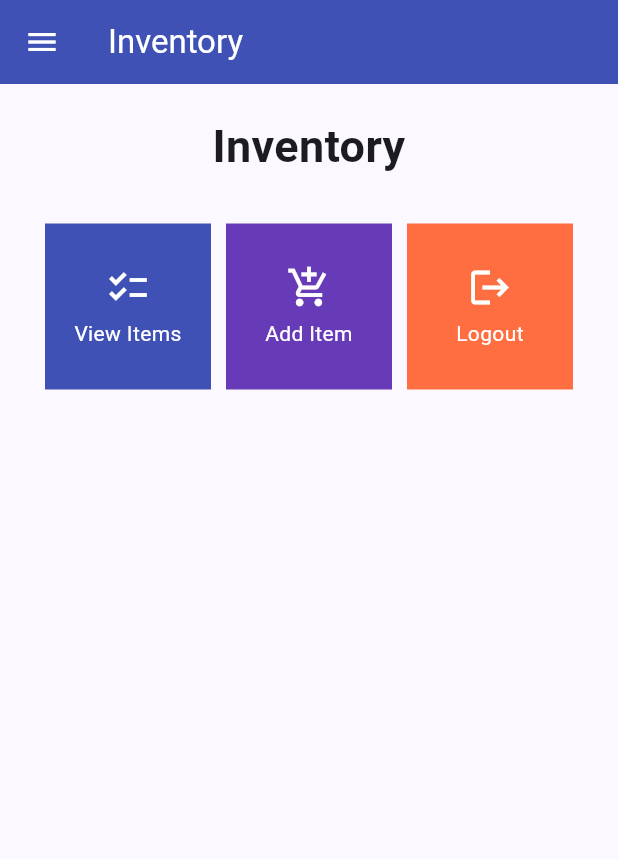
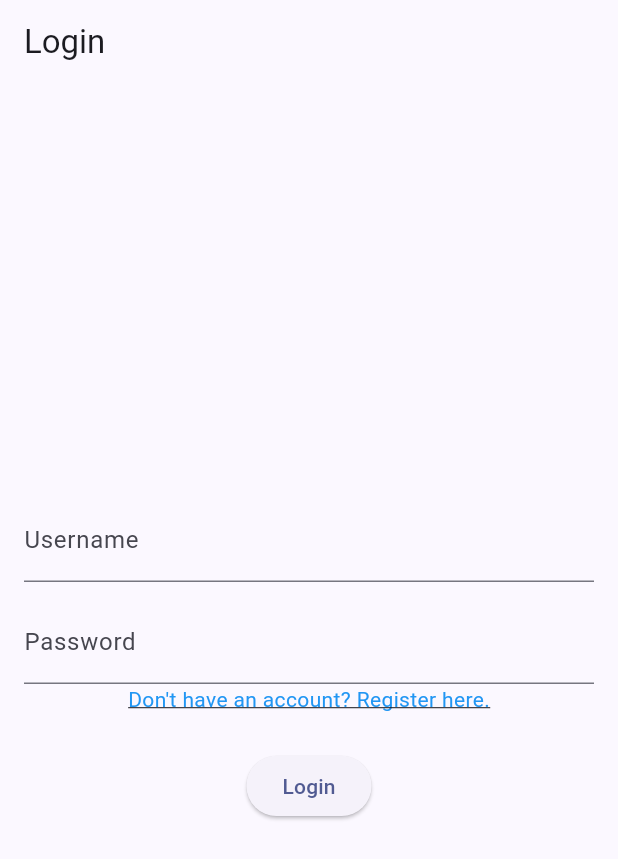
Before and after one commit to HezBoomin/inventory-mobile, a Flutter app: the screen it shows after launch, on a phone screen of 412 x 824 dp. Shown: the top 859 px of the screen. Run offline on Flutter 3.47's test engine with Material 2 defaults, Android fonts, the phone set to English and light mode, and no system bars; missing offline and left inert: pbp_django_auth.

Commit message:
Completed Assignment 9

```diff
--- a/lib/main.dart
+++ b/lib/main.dart
@@ -1,41 +1,29 @@
 import 'package:flutter/material.dart';
-import 'package:inventory/screens/menu.dart';
+import 'package:inventory/screens/login.dart';
+import 'package:pbp_django_auth/pbp_django_auth.dart';
+import 'package:provider/provider.dart';
 
 void main() {
   runApp(const MyApp());
 }
 
 class MyApp extends StatelessWidget {
-  const MyApp({super.key});
+  const MyApp({Key? key}) : super(key: key);
 
-  // This widget is the root of your application.
   @override
   Widget build(BuildContext context) {
-    return MaterialApp(
-      title: 'Flutter Demo',
-      theme: ThemeData(
-        // This is the theme of your application.
-        //
-        // TRY THIS: Try running your application with "flutter run". You'll see
-        // the application has a blue toolbar. Then, without quitting the app,
-        // try changing the seedColor in the colorScheme below to Colors.green
-        // and then invoke "hot reload" (save your changes or press the "hot
-        // reload" button in a Flutter-supported IDE, or press "r" if you used
-        // the command line to start the app).
-        //
-        // Notice that the counter didn't reset back to zero; the application
-        // state is not lost during the reload. To reset the state, use hot
-        // restart instead.
-        //
-        // This works for code too, not just values: Most code changes can be
-        // tested with just a hot reload.
-        appBarTheme: const AppBarTheme(
-          color: Colors.indigo,
-        ),
-        colorScheme: ColorScheme.fromSeed(seedColor: Colors.indigo),
-        useMaterial3: true,
-      ),
-      home: MyHomePage(),
+    return Provider(
+      create: (_) {
+        CookieRequest request = CookieRequest();
+        return request;
+      },
+      child: MaterialApp(
+          title: 'Flutter App',
+          theme: ThemeData(
+            colorScheme: ColorScheme.fromSeed(seedColor: Colors.indigo),
+            useMaterial3: true,
+          ),
+          home: LoginPage()),
     );
   }
 }
--- /dev/null
+++ b/lib/screens/login.dart
@@ -0,0 +1,129 @@
+import 'package:inventory/screens/menu.dart';
+import 'package:flutter/material.dart';
+import 'package:inventory/screens/register.dart';
+import 'package:pbp_django_auth/pbp_django_auth.dart';
+import 'package:provider/provider.dart';
+
+void main() {
+  runApp(const LoginApp());
+}
+
+class LoginApp extends StatelessWidget {
+  const LoginApp({super.key});
+
+  @override
+  Widget build(BuildContext context) {
+    return MaterialApp(
+      title: 'Login',
+      theme: ThemeData(
+        primarySwatch: Colors.blue,
+      ),
+      home: const LoginPage(),
+    );
+  }
+}
+
+class LoginPage extends StatefulWidget {
+  const LoginPage({super.key});
+
+  @override
+  _LoginPageState createState() => _LoginPageState();
+}
+
+class _LoginPageState extends State<LoginPage> {
+  final TextEditingController _usernameController = TextEditingController();
+  final TextEditingController _passwordController = TextEditingController();
+
+  @override
+  Widget build(BuildContext context) {
+    final request = context.watch<CookieRequest>();
+    return Scaffold(
+      appBar: AppBar(
+        title: const Text('Login'),
+      ),
+      body: Container(
+        padding: const EdgeInsets.all(16.0),
+        child: Column(
+          mainAxisAlignment: MainAxisAlignment.center,
+          children: [
+            TextField(
+              controller: _usernameController,
+              decoration: const InputDecoration(
+                labelText: 'Username',
+              ),
+            ),
+            const SizedBox(height: 12.0),
+            TextField(
+              controller: _passwordController,
+              decoration: const InputDecoration(
+                labelText: 'Password',
+              ),
+              obscureText: true,
+            ),
+            GestureDetector(
+              onTap: () {
+                Navigator.push(
+                  context,
+                  MaterialPageRoute(builder: (context) => RegisterPage()),
+                );
+              },
+              child: const Text(
+                "Don't have an account? Register here.",
+                style: TextStyle(
+                  color: Colors.blue, // You can change the color as needed
+                  decoration: TextDecoration.underline,
+                ),
+              ),
+            ),
+            const SizedBox(height: 24.0),
+            ElevatedButton(
+              onPressed: () async {
+                String username = _usernameController.text;
+                String password = _passwordController.text;
+
+                // Check credentials
+                // To connect the Android emulator to Django on localhost,
+                // use the URL http://10.0.2.2/
+                final response =
+                    await request.login("http://127.0.0.1:8000/auth/login/", {
+                  'username': username,
+                  'password': password,
+                });
+
+                if (request.loggedIn) {
+                  String message = response['message'];
+                  String uname = response['username'];
+                  Navigator.pushReplacement(
+                    context,
+                    MaterialPageRoute(builder: (context) => MyHomePage()),
+                  );
+                  ScaffoldMessenger.of(context)
+                    ..hideCurrentSnackBar()
+                    ..showSnackBar(
+                        SnackBar(content: Text("$message Welcome, $uname.")));
+                } else {
+                  showDialog(
+                    context: context,
+                    builder: (context) => AlertDialog(
+                      title: const Text('Login Failed'),
+                      content: Text(response['message']),
+                      actions: [
+                        TextButton(
+                          child: const Text('OK'),
+                          onPressed: () {
+                            Navigator.pop(context);
+                          },
+                        ),
+                      ],
+                    ),
+                  );
+                }
+              },
+              child: const Text('Login'),
+            ),
+          ],
+        ),
+      ),
+    );
+  }
+}
--- a/pubspec.yaml
+++ b/pubspec.yaml
@@ -35,6 +35,9 @@ dependencies:
   # The following adds the Cupertino Icons font to your application.
   # Use with the CupertinoIcons class for iOS style icons.
   cupertino_icons: ^1.0.2
+  provider: ^6.1.1
+  pbp_django_auth: ^0.3.1
+  http: ^0.13.6
 
 dev_dependencies:
   flutter_test:
```
Also changed, not shown: lib/models/items.dart (added, +72 -0 lines), lib/screens/item_detail.dart (added, +60 -0 lines), lib/screens/item_form.dart (+37 -32 lines), lib/screens/list_item.dart (added, +103 -0 lines), lib/screens/register.dart (added, +147 -0 lines), lib/widgets/item_card.dart (+27 -1 lines), lib/widgets/left_drawer.dart (+13 -0 lines), pubspec.lock, 3 other files.
